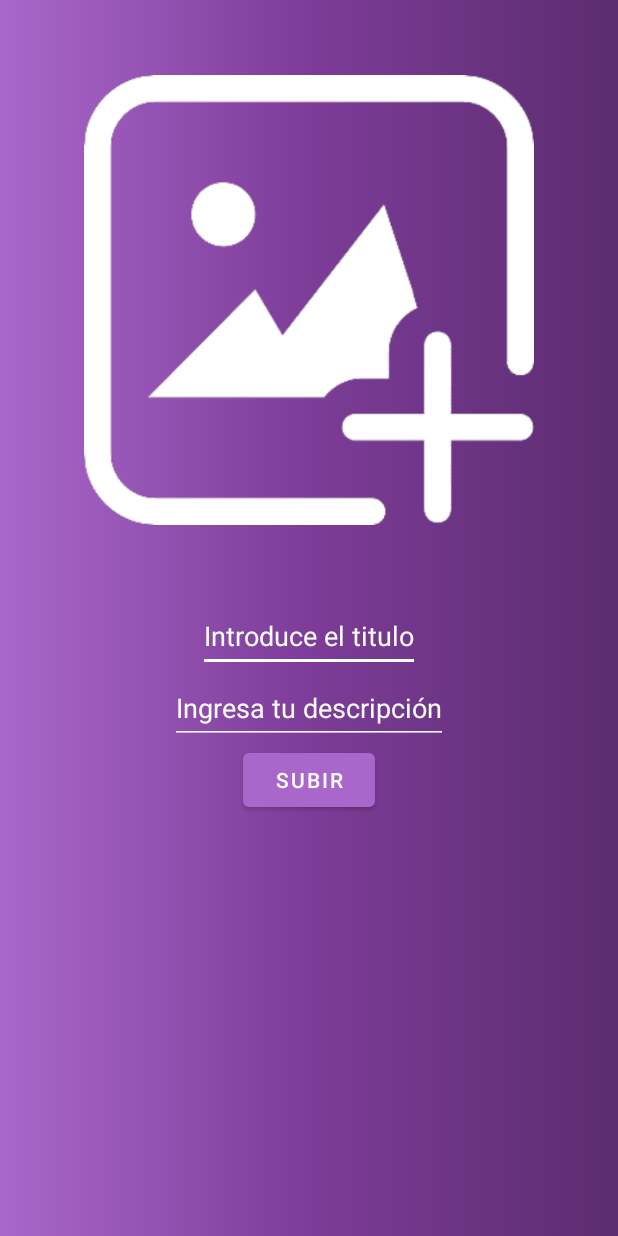
After one commit to danrox9/PopFun, an Android app: the layout fragment_publicacion.xml on its own in the app's theme, with its tools: preview values and no code run, on a phone screen of 412 x 824 dp. The commit adds this screen. Run offline under Robolectric (Android 15) with nearby library versions, the phone set to English and light mode, and no system bars.

Commit message:
Se empieza con clase publicacion

```diff
--- a/PopFun/app/src/main/AndroidManifest.xml
+++ b/PopFun/app/src/main/AndroidManifest.xml
@@ -1,3 +1,4 @@
+<?xml version="1.0" encoding="utf-8"?>
 <manifest xmlns:android="http://schemas.android.com/apk/res/android"
     xmlns:tools="http://schemas.android.com/tools">
 
@@ -8,14 +9,16 @@
     <application
         android:allowBackup="true"
         android:dataExtractionRules="@xml/data_extraction_rules"
+        android:enableOnBackInvokedCallback="true"
         android:fullBackupContent="@xml/backup_rules"
         android:icon="@mipmap/fondo_popfun"
         android:label="@string/app_name"
         android:supportsRtl="true"
         android:theme="@style/Theme.PopFun"
-        android:enableOnBackInvokedCallback="true"
         tools:targetApi="31">
-
+        <activity
+            android:name=".PublicacionFragment"
+            android:exported="false" />
         <activity
             android:name=".FunkoActivity"
             android:exported="false" />
--- a/PopFun/app/src/main/java/com/example/popfun/HomeFragment.java
+++ b/PopFun/app/src/main/java/com/example/popfun/HomeFragment.java
@@ -29,8 +29,6 @@ import java.util.ArrayList;
 import java.util.List;
 
 public class HomeFragment extends Fragment {
-
-    TextView emailTV;
     RecyclerView recyclerView;
     List<String> TextoFunko;
     List<Integer> FunkoImage;
@@ -69,19 +67,24 @@ public class HomeFragment extends Fragment {
     }
 
     public void setup() {
-
         db.collection("funko").get()
                 .addOnCompleteListener(new OnCompleteListener<QuerySnapshot>() {
                     @Override
                     public void onComplete(@NonNull Task<QuerySnapshot> task) {
-                        album = task.getResult();
-                        funkoslist = album.toObjects(FunkoEntity.class);
-                        lanzarAdaptador();
+                        if (task.isSuccessful()) {
+                            album = task.getResult();
+                            funkoslist = album.toObjects(FunkoEntity.class);
+                            if (funkoslist != null && !funkoslist.isEmpty()) {
+                                lanzarAdaptador();
+                            }
+                        } else {
+                            // handle error
+                        }
                     }
                 }).addOnFailureListener(new OnFailureListener() {
                     @Override
                     public void onFailure(@NonNull Exception e) {
-
+                        // handle error
                     }
                 });
     }
--- /dev/null
+++ b/PopFun/app/src/main/java/com/example/popfun/PublicacionFragment.java
@@ -0,0 +1,30 @@
+package com.example.popfun;
+
+import androidx.annotation.NonNull;
+import androidx.annotation.Nullable;
+import androidx.appcompat.app.ActionBar;
+import androidx.appcompat.app.AppCompatActivity;
+import androidx.fragment.app.Fragment;
+
+import android.graphics.drawable.Drawable;
+import android.os.Bundle;
+import android.view.LayoutInflater;
+import android.view.View;
+import android.view.ViewGroup;
+
+import com.google.firebase.storage.FirebaseStorage;
+
+public class PublicacionFragment extends Fragment {
+
+    @Override
+    public View onCreateView(LayoutInflater inflater, ViewGroup container,
+                             Bundle savedInstanceState) {
+        // Inflate the layout for this fragment
+        return inflater.inflate(R.layout.fragment_publicacion, container, false);
+    }
+
+    public void onViewCreated(@NonNull View view, @Nullable Bundle savedInstanceState) {
+        super.onViewCreated(view, savedInstanceState);
+
+    }
+}
--- /dev/null
+++ b/PopFun/app/src/main/res/layout/fragment_publicacion.xml
@@ -0,0 +1,50 @@
+<?xml version="1.0" encoding="utf-8"?>
+<RelativeLayout xmlns:android="http://schemas.android.com/apk/res/android"
+    android:layout_width="match_parent"
+    android:layout_height="match_parent"
+    android:background="@drawable/fondo_degradado">
+
+    <LinearLayout
+        android:layout_width="match_parent"
+        android:layout_height="match_parent"
+        android:layout_centerInParent="true"
+        android:gravity="center_horizontal"
+        android:orientation="vertical">
+
+        <ImageView
+            android:id="@+id/image_view"
+            android:layout_width="300dp"
+            android:layout_height="300dp"
+            android:layout_gravity="center_horizontal"
+            android:layout_margin="50dp"
+            android:src="@drawable/subirimage" />
+
+        <EditText
+            android:id="@+id/titulo"
+            android:layout_width="wrap_content"
+            android:layout_height="48dp"
+            android:hint="Introduce el titulo"
+            android:textColor="@color/white"
+            android:backgroundTint="@color/white"
+            android:textColorHint="@color/white"
+            android:layout_margin="0dp"/>
+
+        <EditText
+            android:id="@+id/descripcion"
+            android:layout_width="wrap_content"
+            android:layout_height="48dp"
+            android:hint="Ingresa tu descripción"
+            android:textColor="@color/white"
+            android:backgroundTint="@color/white"
+            android:textColorHint="@color/white"/>
+
+        <Button
+            android:id="@+id/subirpublicacion"
+            android:layout_width="wrap_content"
+            android:layout_height="wrap_content"
+            android:text="Subir" />
+
+
+    </LinearLayout>
+
+</RelativeLayout>
```
Also changed, not shown: PopFun/app/src/main/ic_launcher-playstore.png (deleted), PopFun/app/src/main/res/drawable/subirimage.png (added).
